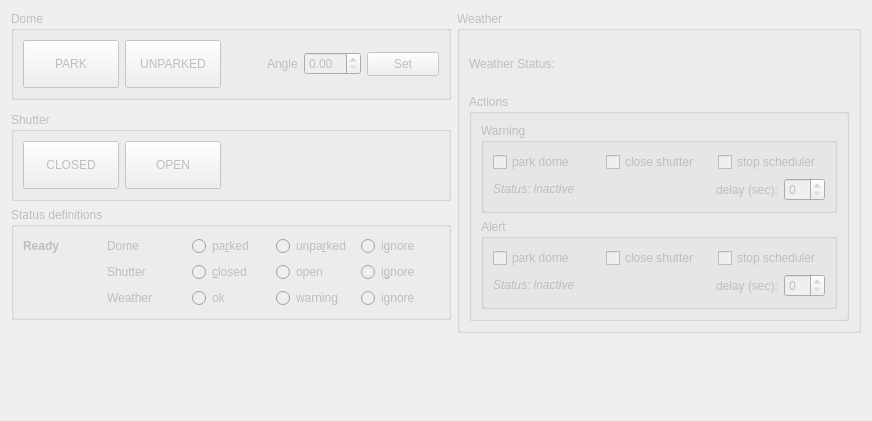
The window that kstars/ekos/observatory/observatory.ui (sterne-jaeger/kstars) describes before a commit, drawn with Qt 5.
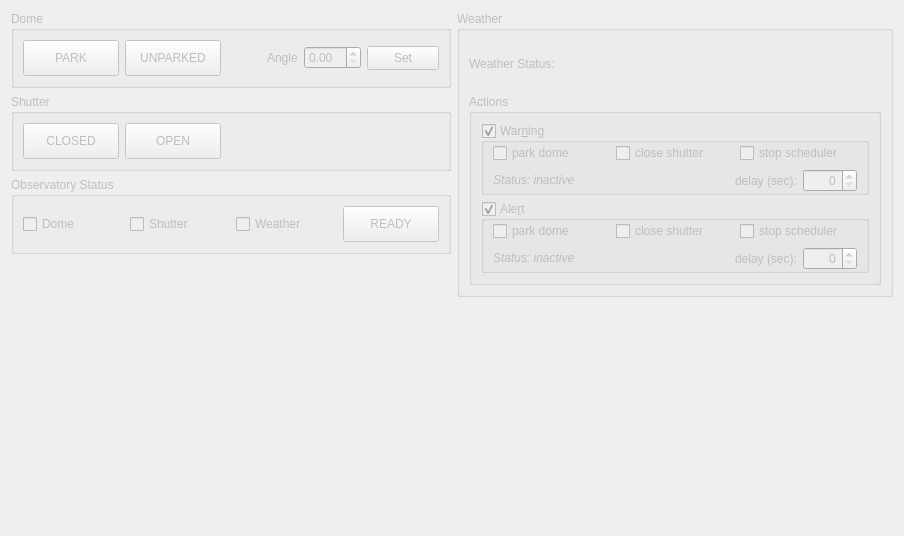
The same window after the commit.

Commit message: Observatory status added

Diff of the .ui file:
```diff
--- a/kstars/ekos/observatory/observatory.ui
+++ b/kstars/ekos/observatory/observatory.ui
@@ -6,252 +6,130 @@
    <rect>
     <x>0</x>
     <y>0</y>
-    <width>872</width>
-    <height>421</height>
+    <width>904</width>
+    <height>536</height>
    </rect>
   </property>
   <property name="windowTitle">
    <string>Observatory</string>
   </property>
   <layout class="QGridLayout" name="gridLayout_2">
-   <item row="5" column="1">
-    <spacer name="horizontalSpacer_2">
-     <property name="orientation">
-      <enum>Qt::Horizontal</enum>
-     </property>
-     <property name="sizeHint" stdset="0">
-      <size>
-       <width>40</width>
-       <height>20</height>
-      </size>
-     </property>
-    </spacer>
-   </item>
-   <item row="5" column="0">
-    <spacer name="horizontalSpacer">
-     <property name="orientation">
-      <enum>Qt::Horizontal</enum>
-     </property>
-     <property name="sizeHint" stdset="0">
-      <size>
-       <width>40</width>
-       <height>20</height>
-      </size>
-     </property>
-    </spacer>
-   </item>
-   <item row="2" column="0" alignment="Qt::AlignTop">
-    <widget class="QGroupBox" name="shutterBox">
-     <property name="enabled">
-      <bool>false</bool>
-     </property>
-     <property name="title">
-      <string>Shutter</string>
-     </property>
-     <layout class="QGridLayout" name="gridLayout_4">
-      <item row="0" column="0">
-       <widget class="QPushButton" name="shutterClosed">
-        <property name="enabled">
-         <bool>false</bool>
-        </property>
-        <property name="minimumSize">
-         <size>
-          <width>96</width>
-          <height>48</height>
-         </size>
-        </property>
-        <property name="maximumSize">
-         <size>
-          <width>72</width>
-          <height>48</height>
-         </size>
-        </property>
-        <property name="toolTip">
-         <string>&lt;html&gt;&lt;head/&gt;&lt;body&gt;&lt;p&gt;Close the shutter of the dome. For advanced control of the dome please use the INDI tab.&lt;/p&gt;&lt;/body&gt;&lt;/html&gt;</string>
-        </property>
-        <property name="styleSheet">
-         <string notr="true">QPushButton:checked
-{
-background-color: maroon;
-border: 1px outset;
-font-weight:bold;
-}</string>
-        </property>
-        <property name="text">
-         <string>CLOSED</string>
-        </property>
-        <property name="iconSize">
-         <size>
-          <width>32</width>
-          <height>16</height>
-         </size>
-        </property>
-        <property name="checkable">
-         <bool>true</bool>
-        </property>
-       </widget>
-      </item>
-      <item row="0" column="1">
-       <widget class="QPushButton" name="shutterOpen">
-        <property name="enabled">
-         <bool>false</bool>
-        </property>
-        <property name="minimumSize">
-         <size>
-          <width>96</width>
-          <height>48</height>
-         </size>
-        </property>
-        <property name="maximumSize">
-         <size>
-          <width>72</width>
-          <height>48</height>
-         </size>
-        </property>
-        <property name="toolTip">
-         <string>&lt;html&gt;&lt;head/&gt;&lt;body&gt;&lt;p&gt;Open the shutter of the dome. For advanced control of the dome please use the INDI tab.&lt;/p&gt;&lt;/body&gt;&lt;/html&gt;</string>
-        </property>
-        <property name="styleSheet">
-         <string notr="true">QPushButton:checked
-{
-background-color: maroon;
-border: 1px outset;
-font-weight:bold;
-}</string>
-        </property>
-        <property name="text">
-         <string>OPEN</string>
-        </property>
-        <property name="checkable">
-         <bool>true</bool>
-        </property>
-        <property name="checked">
-         <bool>false</bool>
-        </property>
-       </widget>
-      </item>
-      <item row="0" column="2">
-       <spacer name="horizontalSpacer_4">
-        <property name="orientation">
-         <enum>Qt::Horizontal</enum>
-        </property>
-        <property name="sizeHint" stdset="0">
-         <size>
-          <width>40</width>
-          <height>20</height>
-         </size>
-        </property>
-       </spacer>
-      </item>
-     </layout>
-    </widget>
-   </item>
-   <item row="3" column="0" alignment="Qt::AlignTop">
+   <item row="2" column="0">
     <widget class="QGroupBox" name="statusDefinitionBox">
      <property name="enabled">
       <bool>false</bool>
      </property>
      <property name="title">
-      <string>Status definitions</string>
+      <string>Observatory Status</string>
      </property>
      <layout class="QGridLayout" name="gridLayout">
-      <item row="1" column="4">
-       <widget class="QRadioButton" name="readyShutterIgnoreB">
-        <property name="text">
-         <string>i&amp;gnore</string>
-        </property>
-       </widget>
-      </item>
-      <item row="0" column="0">
-       <widget class="QLabel" name="readyLabel">
-        <property name="text">
-         <string>&lt;html&gt;&lt;head/&gt;&lt;body&gt;&lt;p&gt;&lt;span style=&quot; font-weight:600;&quot;&gt;Ready&lt;/span&gt;&lt;/p&gt;&lt;/body&gt;&lt;/html&gt;</string>
-        </property>
-        <property name="textFormat">
-         <enum>Qt::RichText</enum>
-        </property>
-       </widget>
-      </item>
-      <item row="0" column="4">
-       <widget class="QRadioButton" name="readyDomeIgnoreB">
-        <property name="text">
-         <string>ignore</string>
-        </property>
-       </widget>
-      </item>
-      <item row="0" column="3">
-       <widget class="QRadioButton" name="readyDomeUnparkedB">
-        <property name="text">
-         <string>unpa&amp;rked</string>
-        </property>
-       </widget>
-      </item>
-      <item row="1" column="3">
-       <widget class="QRadioButton" name="readyShutterOpenB">
-        <property name="text">
-         <string>open</string>
-        </property>
-       </widget>
-      </item>
-      <item row="1" column="2">
-       <widget class="QRadioButton" name="readyShutterClosedB">
-        <property name="text">
-         <string>&amp;closed</string>
-        </property>
-       </widget>
-      </item>
+      <property name="horizontalSpacing">
+       <number>6</number>
+      </property>
       <item row="0" column="1">
-       <widget class="QLabel" name="readyDomeLabel">
-        <property name="text">
-         <string>Dome</string>
+       <widget class="QCheckBox" name="useShutterCB">
+        <property name="toolTip">
+         <string>&lt;html&gt;&lt;head/&gt;&lt;body&gt;&lt;p&gt;If selected, the shutter needs to be open for the observatory status being &amp;quot;READY&amp;quot;.&lt;/p&gt;&lt;/body&gt;&lt;/html&gt;</string>
         </property>
-       </widget>
-      </item>
-      <item row="1" column="1">
-       <widget class="QLabel" name="readyShutterLabel">
         <property name="text">
          <string>Shutter</string>
         </property>
        </widget>
       </item>
       <item row="0" column="2">
-       <widget class="QRadioButton" name="readyDomeParkedB">
-        <property name="text">
-         <string>pa&amp;rked</string>
+       <widget class="QCheckBox" name="useWeatherCB">
+        <property name="toolTip">
+         <string>&lt;html&gt;&lt;head/&gt;&lt;body&gt;&lt;p&gt;If selected, the weather needs to be OK for the observatory status being &amp;quot;READY&amp;quot;.&lt;/p&gt;&lt;/body&gt;&lt;/html&gt;</string>
         </property>
-       </widget>
-      </item>
-      <item row="2" column="1">
-       <widget class="QLabel" name="readyWeatherLabel">
         <property name="text">
          <string>Weather</string>
         </property>
        </widget>
       </item>
-      <item row="2" column="2">
-       <widget class="QRadioButton" name="readyWeatherOkB">
-        <property name="text">
-         <string>ok</string>
+      <item row="0" column="0">
+       <widget class="QCheckBox" name="useDomeCB">
+        <property name="toolTip">
+         <string>&lt;html&gt;&lt;head/&gt;&lt;body&gt;&lt;p&gt;If selected, the dome needs to be unparked for the observatory status being &amp;quot;READY&amp;quot;.&lt;/p&gt;&lt;/body&gt;&lt;/html&gt;</string>
         </property>
-       </widget>
-      </item>
-      <item row="2" column="3">
-       <widget class="QRadioButton" name="readyWeatherWarningB">
         <property name="text">
-         <string>warning</string>
+         <string>Dome</string>
         </property>
        </widget>
       </item>
-      <item row="2" column="4">
-       <widget class="QRadioButton" name="readyWeatherIgnoreB">
+      <item row="0" column="3">
+       <widget class="QPushButton" name="statusReadyButton">
+        <property name="enabled">
+         <bool>false</bool>
+        </property>
+        <property name="minimumSize">
+         <size>
+          <width>96</width>
+          <height>36</height>
+         </size>
+        </property>
+        <property name="maximumSize">
+         <size>
+          <width>72</width>
+          <height>36</height>
+         </size>
+        </property>
+        <property name="toolTip">
+         <string>&lt;html&gt;&lt;head/&gt;&lt;body&gt;&lt;p&gt;Close the shutter of the dome. For advanced control of the dome please use the INDI tab.&lt;/p&gt;&lt;/body&gt;&lt;/html&gt;</string>
+        </property>
+        <property name="styleSheet">
+         <string notr="true">QPushButton:checked
+{
+background-color: maroon;
+border: 1px outset;
+font-weight:bold;
+}</string>
+        </property>
         <property name="text">
-         <string>ignore</string>
+         <string>READY</string>
+        </property>
+        <property name="iconSize">
+         <size>
+          <width>32</width>
+          <height>16</height>
+         </size>
+        </property>
+        <property name="checkable">
+         <bool>true</bool>
+        </property>
+        <property name="flat">
+         <bool>false</bool>
         </property>
        </widget>
       </item>
      </layout>
     </widget>
    </item>
+   <item row="6" column="1">
+    <spacer name="horizontalSpacer_2">
+     <property name="orientation">
+      <enum>Qt::Horizontal</enum>
+     </property>
+     <property name="sizeHint" stdset="0">
+      <size>
+       <width>40</width>
+       <height>20</height>
+      </size>
+     </property>
+    </spacer>
+   </item>
+   <item row="6" column="0">
+    <spacer name="horizontalSpacer">
+     <property name="orientation">
+      <enum>Qt::Horizontal</enum>
+     </property>
+     <property name="sizeHint" stdset="0">
+      <size>
+       <width>40</width>
+       <height>20</height>
+      </size>
+     </property>
+    </spacer>
+   </item>
    <item row="0" column="0" alignment="Qt::AlignTop">
     <widget class="QGroupBox" name="domeBox">
      <property name="enabled">
@@ -269,13 +147,13 @@
         <property name="minimumSize">
          <size>
           <width>96</width>
-          <height>48</height>
+          <height>36</height>
          </size>
         </property>
         <property name="maximumSize">
          <size>
-          <width>72</width>
-          <height>48</height>
+          <width>96</width>
+          <height>36</height>
          </size>
         </property>
         <property name="toolTip">
@@ -311,13 +189,13 @@
         <property name="minimumSize">
          <size>
           <width>96</width>
-          <height>48</height>
+          <height>36</height>
          </size>
         </property>
         <property name="maximumSize">
          <size>
-          <width>72</width>
-          <height>48</height>
+          <width>96</width>
+          <height>36</height>
          </size>
         </property>
         <property name="toolTip">
@@ -401,19 +279,6 @@
      </layout>
     </widget>
    </item>
-   <item row="4" column="0">
-    <spacer name="verticalSpacer">
-     <property name="orientation">
-      <enum>Qt::Vertical</enum>
-     </property>
-     <property name="sizeHint" stdset="0">
-      <size>
-       <width>20</width>
-       <height>40</height>
-      </size>
-     </property>
-    </spacer>
-   </item>
    <item row="0" column="1" rowspan="5" alignment="Qt::AlignTop">
     <widget class="QGroupBox" name="weatherBox">
      <property name="enabled">
@@ -486,9 +351,18 @@
          <item alignment="Qt::AlignTop">
           <widget class="QGroupBox" name="weatherWarningBox">
            <property name="title">
-            <string>Warning</string>
+            <string>War&amp;ning</string>
+           </property>
+           <property name="checkable">
+            <bool>true</bool>
            </property>
            <layout class="QGridLayout" name="gridLayout_6">
+            <property name="topMargin">
+             <number>0</number>
+            </property>
+            <property name="bottomMargin">
+             <number>0</number>
+            </property>
             <item row="0" column="0">
              <widget class="QCheckBox" name="weatherWarningDomeCB">
               <property name="text">
@@ -543,7 +417,14 @@
                </widget>
               </item>
               <item>
-               <widget class="QSpinBox" name="weatherWarningDelaySB"/>
+               <widget class="QSpinBox" name="weatherWarningDelaySB">
+                <property name="alignment">
+                 <set>Qt::AlignRight|Qt::AlignTrailing|Qt::AlignVCenter</set>
+                </property>
+                <property name="maximum">
+                 <number>9999</number>
+                </property>
+               </widget>
               </item>
              </layout>
             </item>
@@ -553,9 +434,18 @@
          <item alignment="Qt::AlignTop">
           <widget class="QGroupBox" name="weatherAlertBox">
            <property name="title">
-            <string>Alert</string>
+            <string>Ale&amp;rt</string>
+           </property>
+           <property name="checkable">
+            <bool>true</bool>
            </property>
            <layout class="QGridLayout" name="gridLayout_7">
+            <property name="topMargin">
+             <number>0</number>
+            </property>
+            <property name="bottomMargin">
+             <number>0</number>
+            </property>
             <item row="0" column="1">
              <widget class="QCheckBox" name="weatherAlertShutterCB">
               <property name="text">
@@ -610,7 +500,14 @@
                </widget>
               </item>
               <item>
-               <widget class="QSpinBox" name="weatherAlertDelaySB"/>
+               <widget class="QSpinBox" name="weatherAlertDelaySB">
+                <property name="alignment">
+                 <set>Qt::AlignRight|Qt::AlignTrailing|Qt::AlignVCenter</set>
+                </property>
+                <property name="maximum">
+                 <number>9999</number>
+                </property>
+               </widget>
               </item>
              </layout>
             </item>
@@ -623,6 +520,125 @@
      </layout>
     </widget>
    </item>
+   <item row="1" column="0">
+    <widget class="QGroupBox" name="shutterBox">
+     <property name="enabled">
+      <bool>false</bool>
+     </property>
+     <property name="title">
+      <string>Shutter</string>
+     </property>
+     <layout class="QGridLayout" name="gridLayout_4">
+      <item row="0" column="0">
+       <widget class="QPushButton" name="shutterClosed">
+        <property name="enabled">
+         <bool>false</bool>
+        </property>
+        <property name="minimumSize">
+         <size>
+          <width>96</width>
+          <height>36</height>
+         </size>
+        </property>
+        <property name="maximumSize">
+         <size>
+          <width>72</width>
+          <height>36</height>
+         </size>
+        </property>
+        <property name="toolTip">
+         <string>&lt;html&gt;&lt;head/&gt;&lt;body&gt;&lt;p&gt;Close the shutter of the dome. For advanced control of the dome please use the INDI tab.&lt;/p&gt;&lt;/body&gt;&lt;/html&gt;</string>
+        </property>
+        <property name="styleSheet">
+         <string notr="true">QPushButton:checked
+{
+background-color: maroon;
+border: 1px outset;
+font-weight:bold;
+}</string>
+        </property>
+        <property name="text">
+         <string>CLOSED</string>
+        </property>
+        <property name="iconSize">
+         <size>
+          <width>32</width>
+          <height>16</height>
+         </size>
+        </property>
+        <property name="checkable">
+         <bool>true</bool>
+        </property>
+       </widget>
+      </item>
+      <item row="0" column="1">
+       <widget class="QPushButton" name="shutterOpen">
+        <property name="enabled">
+         <bool>false</bool>
+        </property>
+        <property name="minimumSize">
+         <size>
+          <width>96</width>
+          <height>36</height>
+         </size>
+        </property>
+        <property name="maximumSize">
+         <size>
+          <width>72</width>
+          <height>36</height>
+         </size>
+        </property>
+        <property name="toolTip">
+         <string>&lt;html&gt;&lt;head/&gt;&lt;body&gt;&lt;p&gt;Open the shutter of the dome. For advanced control of the dome please use the INDI tab.&lt;/p&gt;&lt;/body&gt;&lt;/html&gt;</string>
+        </property>
+        <property name="styleSheet">
+         <string notr="true">QPushButton:checked
+{
+background-color: maroon;
+border: 1px outset;
+font-weight:bold;
+}</string>
+        </property>
+        <property name="text">
+         <string>OPEN</string>
+        </property>
+        <property name="checkable">
+         <bool>true</bool>
+        </property>
+        <property name="checked">
+         <bool>false</bool>
+        </property>
+       </widget>
+      </item>
+      <item row="0" column="2">
+       <spacer name="horizontalSpacer_4">
+        <property name="orientation">
+         <enum>Qt::Horizontal</enum>
+        </property>
+        <property name="sizeHint" stdset="0">
+         <size>
+          <width>40</width>
+          <height>20</height>
+         </size>
+        </property>
+       </spacer>
+      </item>
+     </layout>
+    </widget>
+   </item>
+   <item row="3" column="0">
+    <spacer name="verticalSpacer">
+     <property name="orientation">
+      <enum>Qt::Vertical</enum>
+     </property>
+     <property name="sizeHint" stdset="0">
+      <size>
+       <width>20</width>
+       <height>40</height>
+      </size>
+     </property>
+    </spacer>
+   </item>
   </layout>
  </widget>
  <resources/>
```
Left out of the diff: 3 changed lines with no effect on the pictures. The commit also changes 6 other files.
